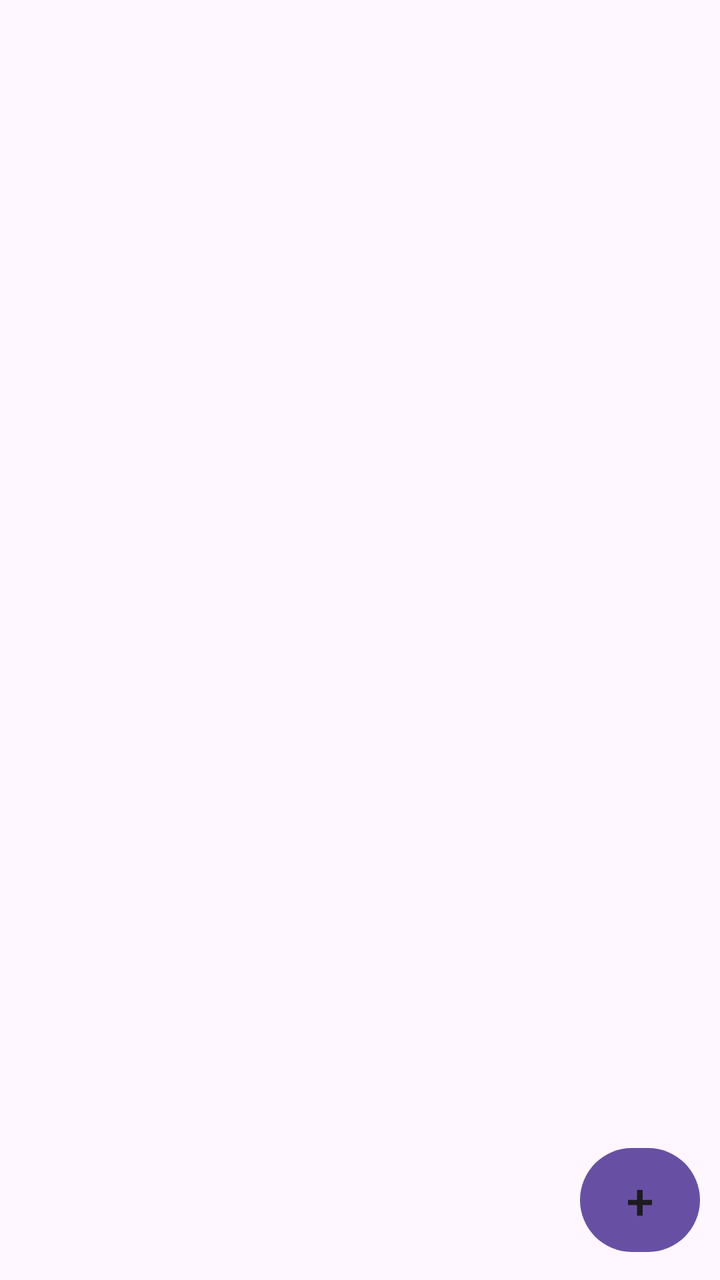
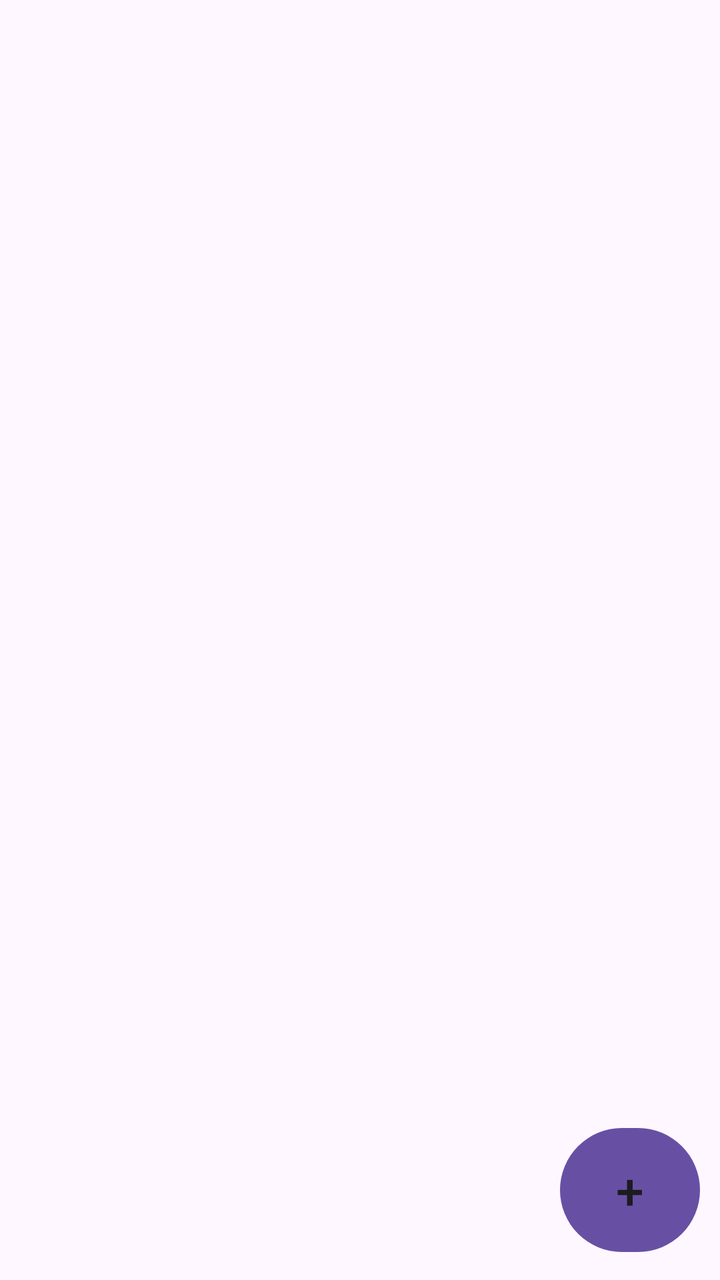

The first picture is an Android layout as it rendered before a commit; the second is the same layout after the commit. The layout source and the unified diff follow.
<!-- AndroidManifest.xml: application theme Theme.ToDoList -->
<!-- res/layout/fragment_list.xml -->
<?xml version="1.0" encoding="utf-8"?>
<androidx.constraintlayout.widget.ConstraintLayout
    xmlns:android="http://schemas.android.com/apk/res/android"
    xmlns:app="http://schemas.android.com/apk/res-auto"
    android:layout_width="match_parent"
    android:layout_height="match_parent">

    <androidx.recyclerview.widget.RecyclerView
        android:id="@+id/list"
        android:layout_width="0dp"
        android:layout_height="0dp"

        app:layoutManager="androidx.recyclerview.widget.LinearLayoutManager"

        app:layout_constraintLeft_toLeftOf="parent"
        app:layout_constraintRight_toRightOf="parent"
        app:layout_constraintTop_toTopOf="parent"
        app:layout_constraintBottom_toBottomOf="parent"/>

    <Button
        android:id="@+id/add_record"
        android:layout_width="60dp"
        android:layout_height="60dp"

        style="@style/BtnAddRecord"

        android:layout_marginBottom="10dp"
        android:layout_marginRight="10dp"

        app:layout_constraintRight_toRightOf="parent"
        app:layout_constraintBottom_toBottomOf="parent"
        />


</androidx.constraintlayout.widget.ConstraintLayout>
<!-- resources referenced by this layout -->
<resources>
  <style name="BtnAddRecord" parent="Btn">
          <item name="android:textSize">25sp</item>
          <item name="android:text">+</item>
      </style>
  <style name="Theme.ToDoList" parent="Base.Theme.ToDoList" />
  <style name="Btn" parent="TextAppearance.MaterialComponents.Button">
          <item name="cornerRadius">30dp</item>
      </style>
  <style name="Base.Theme.ToDoList" parent="Theme.Material3.DayNight.NoActionBar">
          
          
      </style>
</resources>

<!-- the commit's change to res/layout/fragment_list.xml (unified diff, before → after) -->
@@ -19,8 +19,8 @@
 
     <Button
         android:id="@+id/add_record"
-        android:layout_width="60dp"
-        android:layout_height="60dp"
+        android:layout_width="70dp"
+        android:layout_height="70dp"
 
         style="@style/BtnAddRecord"
 
<!-- resource entries referenced after the edit -->
@@ -1,12 +1,13 @@
 <!-- resources referenced by this layout -->
 <resources>
   <style name="BtnAddRecord" parent="Btn">
+          <item name="cornerRadius">35dp</item>
           <item name="android:textSize">25sp</item>
           <item name="android:text">+</item>
       </style>
   <style name="Theme.ToDoList" parent="Base.Theme.ToDoList" />
   <style name="Btn" parent="TextAppearance.MaterialComponents.Button">
-          <item name="cornerRadius">30dp</item>
+  
       </style>
   <style name="Base.Theme.ToDoList" parent="Theme.Material3.DayNight.NoActionBar">
           
